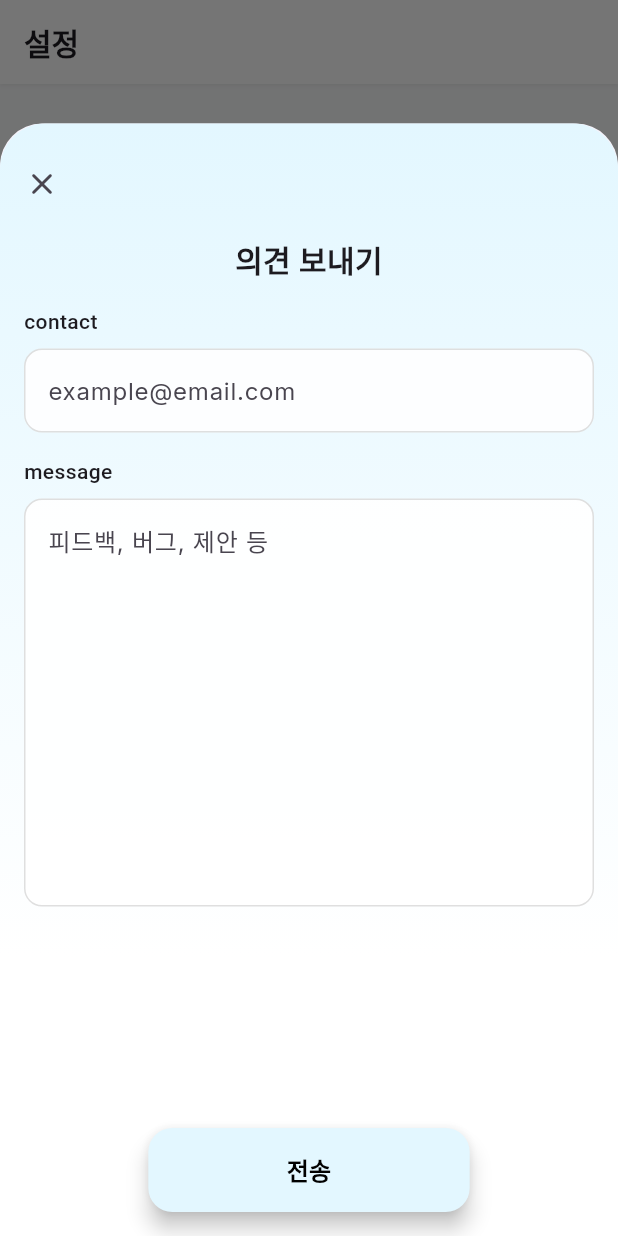
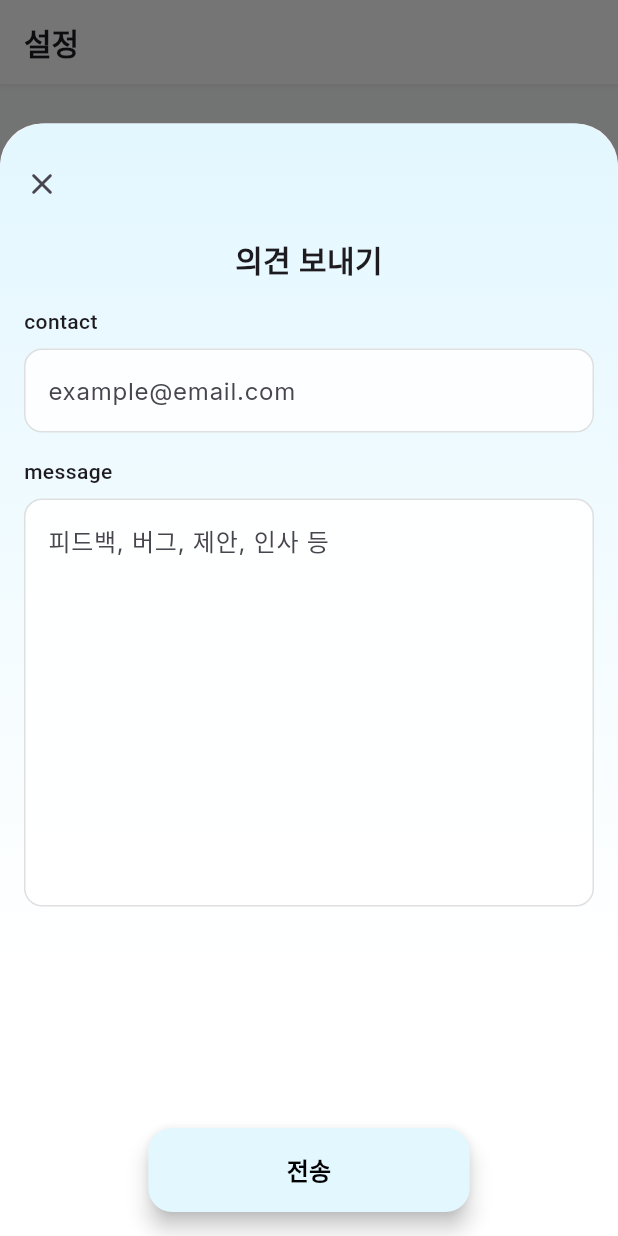
Before and after one commit to leejhy/Naro, a Flutter app: the SettingScreen screen opened by its route, after a tap on "의견 보내기", on a phone screen of 412 x 824 dp. Run offline on Flutter 3.47's test engine with Material 3 defaults, Android fonts, the phone set to English and light mode, and no system bars; our stand-ins replace cloud_firestore, device_info_plus, firebase_analytics, firebase_auth, firebase_core, flutter_image_compress and 8 more; missing offline and left inert: app_tracking_transparency; accounts and stored records are empty; generated files the repository leaves out were written again; network calls fail; statements that could not run were skipped.

Commit message:
[MOB] FIX: Fix issue where WritingScreen wasn't recognized in firebase_analytics

```diff
--- a/lib/router.dart
+++ b/lib/router.dart
@@ -57,6 +57,7 @@ final GoRouter router = GoRouter(
       pageBuilder: (context, state) {
         return CustomTransitionPage(
           key: state.pageKey,
+          name: 'WritingScreen',
           // transitionDuration: const Duration(milliseconds: 400),
           child: const WritingScreen(),
           transitionsBuilder: (context, animation, secondaryAnimation, child) {
--- a/lib/screens/home.dart
+++ b/lib/screens/home.dart
@@ -238,7 +238,7 @@ class SortingButton extends StatelessWidget {
         shape: RoundedRectangleBorder(borderRadius: BorderRadius.circular(8)),
         backgroundColor: selected ? Colors.black : Colors.white,
         side: BorderSide(
-          color: selected ? Colors.black : Colors.grey.shade200,
+          color: selected ? Colors.black : Color.fromRGBO(191, 191, 191, 0.5),
           width: 1,
         ),
       ),
--- a/lib/screens/setting.dart
+++ b/lib/screens/setting.dart
@@ -72,6 +72,8 @@ class SettingScreen extends StatelessWidget {
               );
             },
           ),
+          const Divider(),
+          //todo about us 추가
         ],
       ),
     );
@@ -213,7 +215,7 @@ class _ContactModalState extends State<ContactModal> with SingleTickerProviderSt
                         const SizedBox(height: 8),
                         settingTextField(
                           controller: _messageController,
-                          hintText: '피드백, 버그, 제안 등',
+                          hintText: '피드백, 버그, 제안, 인사 등',
                           maxLines: 10,
                           maxLength: 300,
                         ),
```
